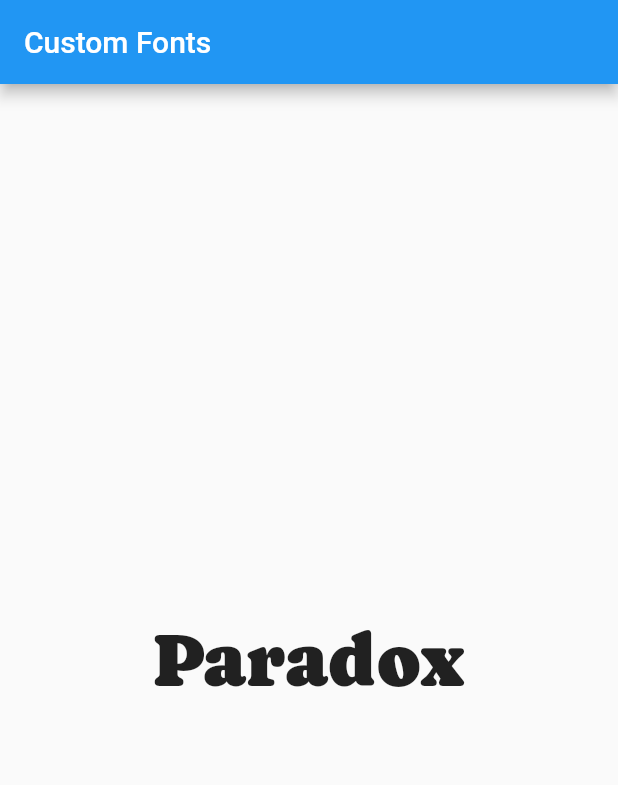
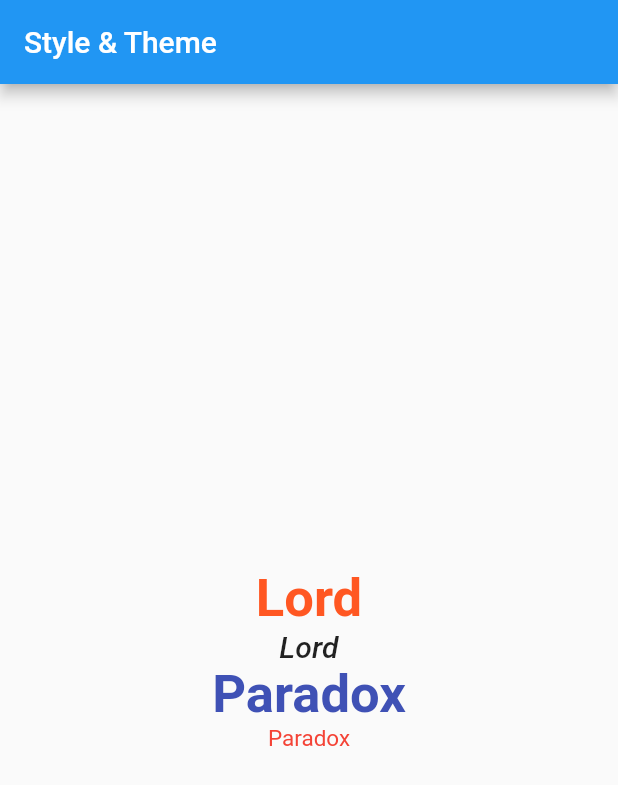
Before and after one commit to yasin9064/flutter_application_1, a Flutter app: the screen it shows after launch, on a phone screen of 412 x 824 dp. Shown: the top 785 px of the screen. Run offline on Flutter 3.47's test engine with Material 2 defaults, Android fonts, the phone set to English and light mode, and no system bars.

Commit message:
Learn about Style and Theme.

```diff
--- a/lib/HomeScreen.dart
+++ b/lib/HomeScreen.dart
@@ -1,4 +1,5 @@
 import 'package:flutter/material.dart';
+import 'package:flutter_application_1/UI_Helper/utii.dart';
 
 class HomeScreen extends StatelessWidget {
   const HomeScreen({Key? key}) : super(key: key);
@@ -9,12 +10,19 @@ class HomeScreen extends StatelessWidget {
 
     return Scaffold(
         appBar: AppBar(
-          title: Text("Custom Fonts"),
+          title: Text("Style & Theme"),
         ),
         body: Center(
-          child: Text('Paradox', style: TextStyle(fontFamily: 'Caprasimo', fontSize: 50),
-          )
-          )
+          child: Column(
+            mainAxisAlignment: MainAxisAlignment.center,
+            children: [
+              Text('Lord', style: Theme.of(context).textTheme.headline1!.copyWith(color: Colors.deepOrange),),
+              Text('Lord', style: Theme.of(context).textTheme.subtitle1,),
+              Text('Paradox', style: Theme.of(context).textTheme.headline1!.copyWith(color: Colors.indigo),),
+              Text('Paradox', style: myTextStyle15(textColor: Colors.red),),
+            ],
+          ),
+        ),
       );
   }
 }
--- /dev/null
+++ b/lib/UI_Helper/utii.dart
@@ -0,0 +1,21 @@
+import 'dart:io';
+
+import 'package:flutter/cupertino.dart';
+import 'package:flutter/material.dart';
+
+TextStyle myTextStyle11() {
+  return TextStyle(
+    fontSize: 11,
+    fontWeight: FontWeight.bold,
+  );
+}
+
+TextStyle myTextStyle15(
+    {Color textColor = Colors.black,
+    FontWeight fontWeigth = FontWeight.normal}) {
+  return TextStyle(
+    fontSize: 15,
+    color: textColor,
+    fontWeight: fontWeigth,
+  );
+}
--- a/lib/main.dart
+++ b/lib/main.dart
@@ -15,6 +15,10 @@ class MyApp extends StatelessWidget {
       debugShowCheckedModeBanner: false,
       theme: ThemeData(
         primarySwatch: Colors.blue,
+        textTheme: TextTheme(
+          headline1: TextStyle(fontSize: 35, fontWeight: FontWeight.bold),
+          subtitle1: TextStyle(fontSize: 20, fontWeight: FontWeight.w500, fontStyle: FontStyle.italic),
+        )
       ),
       home: HomeScreen()
     );
```
